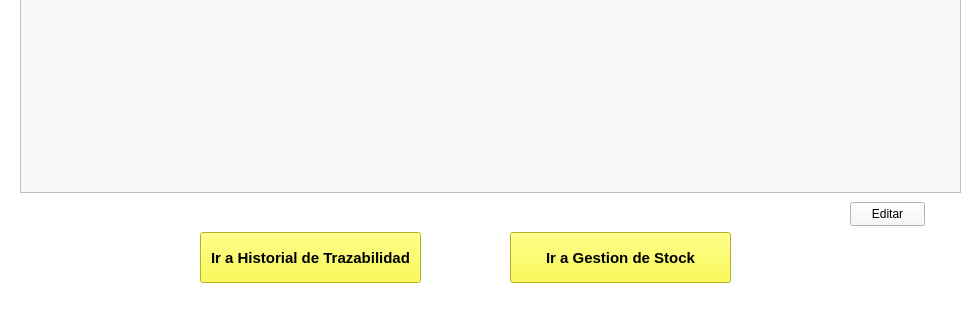
The window that admin.ui (AyeQuinteros15/DemoPracticas) describes before a commit, drawn with Qt 5; both pictures show x 0 to 980 and y 377 to 697 of the 980 by 697 pixel window.
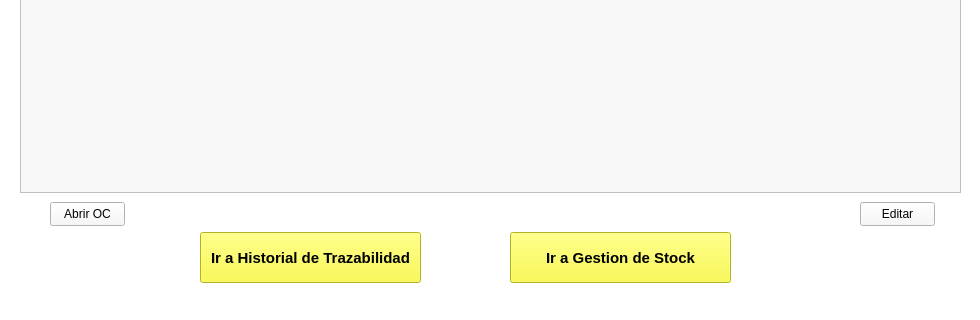
The same window after the commit.

```diff
--- a/admin.ui
+++ b/admin.ui
@@ -208,7 +208,7 @@
    <widget class="QPushButton" name="btnEditarTablaOCactiva">
     <property name="geometry">
      <rect>
-      <x>850</x>
+      <x>50</x>
       <y>560</y>
       <width>75</width>
       <height>24</height>
@@ -218,7 +218,7 @@
      <string notr="true">background-color: rgb(248, 248, 248);</string>
     </property>
     <property name="text">
-     <string>Editar</string>
+     <string>Abrir OC</string>
     </property>
    </widget>
    <widget class="QPushButton" name="btnHistorialAdmin">
@@ -271,6 +271,22 @@
      <string>Ir a Gestion de Stock</string>
     </property>
    </widget>
+   <widget class="QPushButton" name="btnEditarTablaOC">
+    <property name="geometry">
+     <rect>
+      <x>860</x>
+      <y>560</y>
+      <width>75</width>
+      <height>24</height>
+     </rect>
+    </property>
+    <property name="styleSheet">
+     <string notr="true">background-color: rgb(248, 248, 248);</string>
+    </property>
+    <property name="text">
+     <string>Editar</string>
+    </property>
+   </widget>
   </widget>
   <widget class="QMenuBar" name="menubar">
    <property name="geometry">
```
